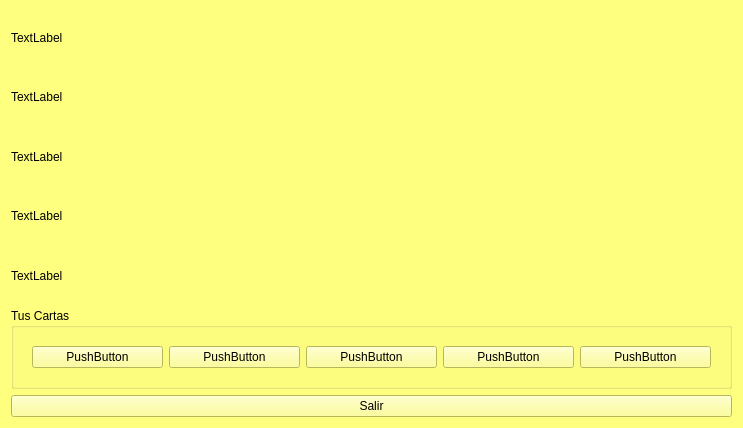
Old version of the form ventanajuego.ui in the repository AdrianMP16/JuegoCuarenta_QT.
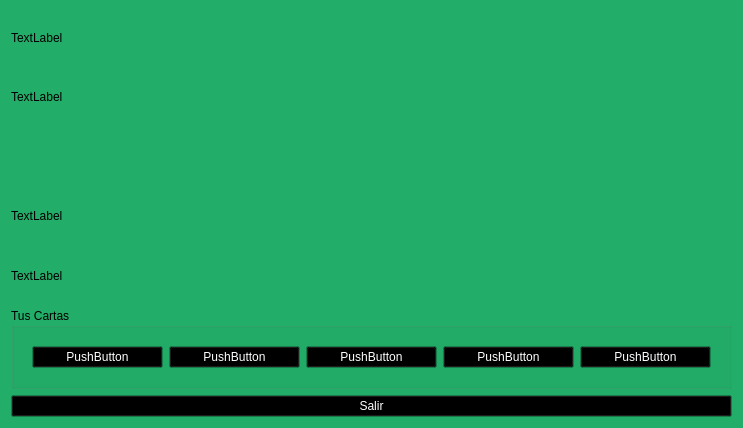
New version of the form.

The edit to the form file:
```diff
--- a/ventanajuego.ui
+++ b/ventanajuego.ui
@@ -25,45 +25,45 @@
      <colorrole role="Button">
       <brush brushstyle="SolidPattern">
        <color alpha="255">
-        <red>255</red>
-        <green>255</green>
-        <blue>127</blue>
+        <red>0</red>
+        <green>0</green>
+        <blue>0</blue>
        </color>
       </brush>
      </colorrole>
      <colorrole role="Light">
       <brush brushstyle="SolidPattern">
        <color alpha="255">
-        <red>255</red>
+        <red>55</red>
         <green>255</green>
-        <blue>254</blue>
+        <blue>156</blue>
        </color>
       </brush>
      </colorrole>
      <colorrole role="Midlight">
       <brush brushstyle="SolidPattern">
        <color alpha="255">
-        <red>255</red>
-        <green>255</green>
-        <blue>190</blue>
+        <red>44</red>
+        <green>214</green>
+        <blue>130</blue>
        </color>
       </brush>
      </colorrole>
      <colorrole role="Dark">
       <brush brushstyle="SolidPattern">
        <color alpha="255">
-        <red>127</red>
-        <green>127</green>
-        <blue>63</blue>
+        <red>17</red>
+        <green>86</green>
+        <blue>52</blue>
        </color>
       </brush>
      </colorrole>
      <colorrole role="Mid">
       <brush brushstyle="SolidPattern">
        <color alpha="255">
-        <red>170</red>
-        <green>170</green>
-        <blue>85</blue>
+        <red>23</red>
+        <green>115</green>
+        <blue>69</blue>
        </color>
       </brush>
      </colorrole>
@@ -88,9 +88,9 @@
      <colorrole role="ButtonText">
       <brush brushstyle="SolidPattern">
        <color alpha="255">
-        <red>0</red>
-        <green>0</green>
-        <blue>0</blue>
+        <red>255</red>
+        <green>255</green>
+        <blue>255</blue>
        </color>
       </brush>
      </colorrole>
@@ -106,9 +106,9 @@
      <colorrole role="Window">
       <brush brushstyle="SolidPattern">
        <color alpha="255">
-        <red>255</red>
-        <green>255</green>
-        <blue>127</blue>
+        <red>34</red>
+        <green>173</green>
+        <blue>104</blue>
        </color>
       </brush>
      </colorrole>
@@ -124,9 +124,9 @@
      <colorrole role="AlternateBase">
       <brush brushstyle="SolidPattern">
        <color alpha="255">
-        <red>255</red>
-        <green>255</green>
-        <blue>191</blue>
+        <red>144</red>
+        <green>214</green>
+        <blue>179</blue>
        </color>
       </brush>
      </colorrole>
@@ -180,45 +180,45 @@
      <colorrole role="Button">
       <brush brushstyle="SolidPattern">
        <color alpha="255">
-        <red>255</red>
-        <green>255</green>
-        <blue>127</blue>
+        <red>0</red>
+        <green>0</green>
+        <blue>0</blue>
        </color>
       </brush>
      </colorrole>
      <colorrole role="Light">
       <brush brushstyle="SolidPattern">
        <color alpha="255">
-        <red>255</red>
+        <red>55</red>
         <green>255</green>
-        <blue>254</blue>
+        <blue>156</blue>
        </color>
       </brush>
      </colorrole>
      <colorrole role="Midlight">
       <brush brushstyle="SolidPattern">
        <color alpha="255">
-        <red>255</red>
-        <green>255</green>
-        <blue>190</blue>
+        <red>44</red>
+        <green>214</green>
+        <blue>130</blue>
        </color>
       </brush>
      </colorrole>
      <colorrole role="Dark">
       <brush brushstyle="SolidPattern">
        <color alpha="255">
-        <red>127</red>
-        <green>127</green>
-        <blue>63</blue>
+        <red>17</red>
+        <green>86</green>
+        <blue>52</blue>
        </color>
       </brush>
      </colorrole>
      <colorrole role="Mid">
       <brush brushstyle="SolidPattern">
        <color alpha="255">
-        <red>170</red>
-        <green>170</green>
-        <blue>85</blue>
+        <red>23</red>
+        <green>115</green>
+        <blue>69</blue>
        </color>
       </brush>
      </colorrole>
@@ -243,9 +243,9 @@
      <colorrole role="ButtonText">
       <brush brushstyle="SolidPattern">
        <color alpha="255">
-        <red>0</red>
-        <green>0</green>
-        <blue>0</blue>
+        <red>255</red>
+        <green>255</green>
+        <blue>255</blue>
        </color>
       </brush>
      </colorrole>
@@ -261,9 +261,9 @@
      <colorrole role="Window">
       <brush brushstyle="SolidPattern">
        <color alpha="255">
-        <red>255</red>
-        <green>255</green>
-        <blue>127</blue>
+        <red>34</red>
+        <green>173</green>
+        <blue>104</blue>
        </color>
       </brush>
      </colorrole>
@@ -279,9 +279,9 @@
      <colorrole role="AlternateBase">
       <brush brushstyle="SolidPattern">
        <color alpha="255">
-        <red>255</red>
-        <green>255</green>
-        <blue>191</blue>
+        <red>144</red>
+        <green>214</green>
+        <blue>179</blue>
        </color>
       </brush>
      </colorrole>
@@ -326,63 +326,63 @@
      <colorrole role="WindowText">
       <brush brushstyle="SolidPattern">
        <color alpha="255">
-        <red>127</red>
-        <green>127</green>
-        <blue>63</blue>
+        <red>17</red>
+        <green>86</green>
+        <blue>52</blue>
        </color>
       </brush>
      </colorrole>
      <colorrole role="Button">
       <brush brushstyle="SolidPattern">
        <color alpha="255">
-        <red>255</red>
-        <green>255</green>
-        <blue>127</blue>
+        <red>0</red>
+        <green>0</green>
+        <blue>0</blue>
        </color>
       </brush>
      </colorrole>
      <colorrole role="Light">
       <brush brushstyle="SolidPattern">
        <color alpha="255">
-        <red>255</red>
+        <red>55</red>
         <green>255</green>
-        <blue>254</blue>
+        <blue>156</blue>
        </color>
       </brush>
      </colorrole>
      <colorrole role="Midlight">
       <brush brushstyle="SolidPattern">
        <color alpha="255">
-        <red>255</red>
-        <green>255</green>
-        <blue>190</blue>
+        <red>44</red>
+        <green>214</green>
+        <blue>130</blue>
        </color>
       </brush>
      </colorrole>
      <colorrole role="Dark">
       <brush brushstyle="SolidPattern">
        <color alpha="255">
-        <red>127</red>
-        <green>127</green>
-        <blue>63</blue>
+        <red>17</red>
+        <green>86</green>
+        <blue>52</blue>
        </color>
       </brush>
      </colorrole>
      <colorrole role="Mid">
       <brush brushstyle="SolidPattern">
        <color alpha="255">
-        <red>170</red>
-        <green>170</green>
-        <blue>85</blue>
+        <red>23</red>
+        <green>115</green>
+        <blue>69</blue>
        </color>
       </brush>
      </colorrole>
      <colorrole role="Text">
       <brush brushstyle="SolidPattern">
        <color alpha="255">
-        <red>127</red>
-        <green>127</green>
-        <blue>63</blue>
+        <red>17</red>
+        <green>86</green>
+        <blue>52</blue>
        </color>
       </brush>
      </colorrole>
@@ -398,27 +398,27 @@
      <colorrole role="ButtonText">
       <brush brushstyle="SolidPattern">
        <color alpha="255">
-        <red>127</red>
-        <green>127</green>
-        <blue>63</blue>
+        <red>17</red>
+        <green>86</green>
+        <blue>52</blue>
        </color>
       </brush>
      </colorrole>
      <colorrole role="Base">
       <brush brushstyle="SolidPattern">
        <color alpha="255">
-        <red>255</red>
-        <green>255</green>
-        <blue>127</blue>
+        <red>34</red>
+        <green>173</green>
+        <blue>104</blue>
        </color>
       </brush>
      </colorrole>
      <colorrole role="Window">
       <brush brushstyle="SolidPattern">
        <color alpha="255">
-        <red>255</red>
-        <green>255</green>
-        <blue>127</blue>
+        <red>34</red>
+        <green>173</green>
+        <blue>104</blue>
        </color>
       </brush>
      </colorrole>
@@ -434,9 +434,9 @@
      <colorrole role="AlternateBase">
       <brush brushstyle="SolidPattern">
        <color alpha="255">
-        <red>255</red>
-        <green>255</green>
-        <blue>127</blue>
+        <red>34</red>
+        <green>173</green>
+        <blue>104</blue>
        </color>
       </brush>
      </colorrole>
@@ -461,18 +461,18 @@
      <colorrole role="PlaceholderText">
       <brush brushstyle="SolidPattern">
        <color alpha="127">
-        <red>127</red>
-        <green>127</green>
-        <blue>63</blue>
+        <red>17</red>
+        <green>86</green>
+        <blue>52</blue>
        </color>
       </brush>
      </colorrole>
      <colorrole role="Accent">
       <brush brushstyle="SolidPattern">
        <color alpha="255">
-        <red>255</red>
-        <green>255</green>
-        <blue>203</blue>
+        <red>44</red>
+        <green>225</green>
+        <blue>135</blue>
        </color>
       </brush>
      </colorrole>
@@ -500,7 +500,7 @@
    <item>
     <widget class="QLabel" name="labelMensajes">
      <property name="text">
-      <string>TextLabel</string>
+      <string/>
      </property>
     </widget>
    </item>
```
